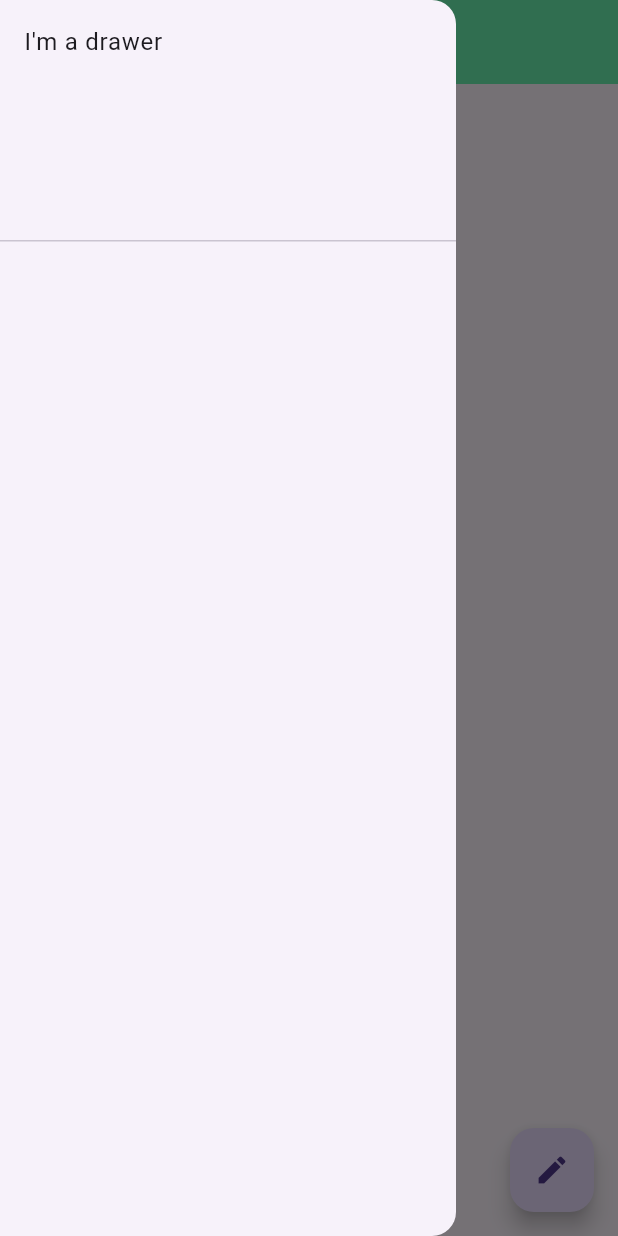
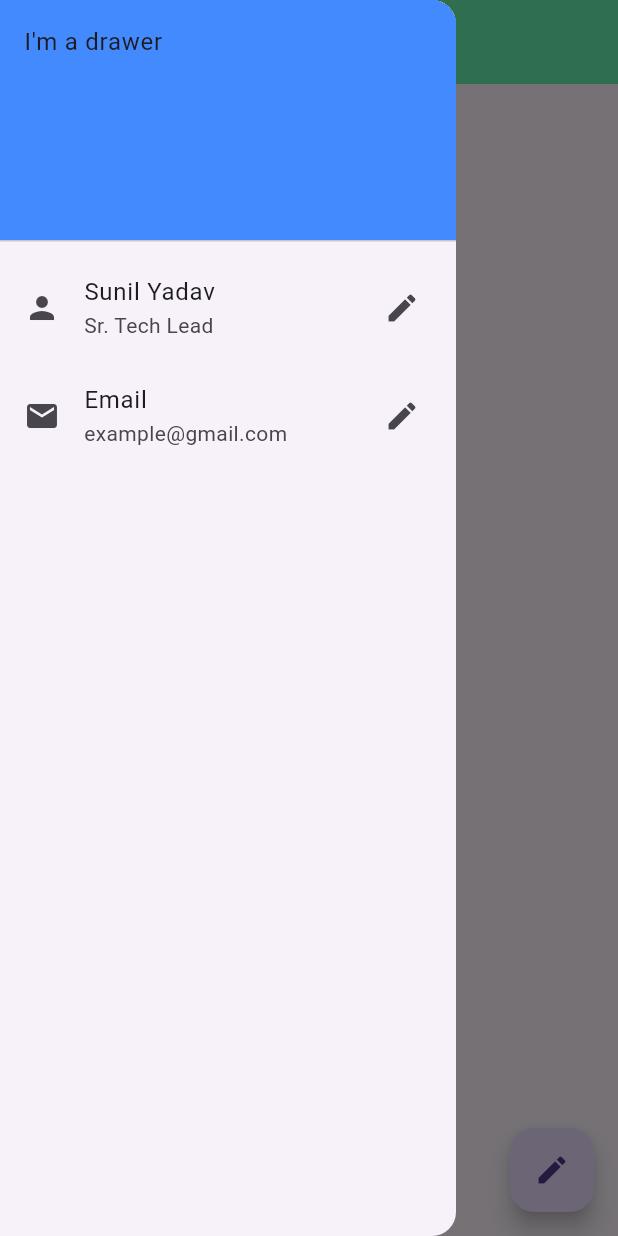
Before and after one commit to SunilKumarYadav1991/Flutter-Fundamental, a Flutter app: the screen it shows after launch, with the side drawer open, on a phone screen of 412 x 824 dp. Run offline on Flutter 3.47's test engine with Material 3 defaults, Android fonts, the phone set to English and light mode, and no system bars.

Commit message:
Added List tile with text and email inside Drawerheader

```diff
--- a/demo_flutter_project/lib/main.dart
+++ b/demo_flutter_project/lib/main.dart
@@ -36,9 +36,21 @@ class HomePage extends StatelessWidget {
         child: ListView(
           children: [
             DrawerHeader(
-              child: Text("I'm a drawer")
-
-              )
+              child: Text("I'm a drawer"),
+              decoration: BoxDecoration(color: Colors.blueAccent),
+              ),
+              ListTile(
+                leading: Icon(Icons.person),
+                title: Text("Sunil Yadav"),
+                subtitle: Text("Sr. Tech Lead"),
+                trailing: Icon(Icons.edit),
+              ),
+              ListTile(
+                leading: Icon(Icons.email),
+                title: Text("Email"),
+                subtitle: Text("example@gmail.com"),
+                trailing: Icon(Icons.edit),
+              ),
           ],
         ),
       ),
```
